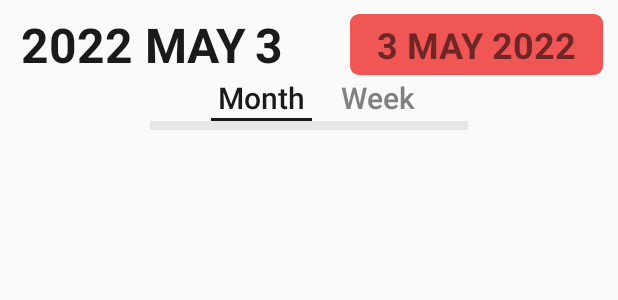
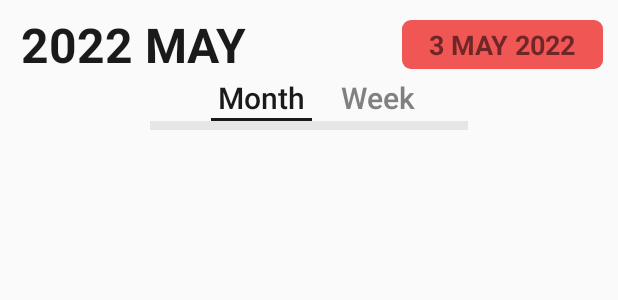
Before and after one commit to TsukiSky/Timestamp, an Android app: the layout fragment_calendar.xml on its own in the app's theme, with its tools: preview values and no code run, on a phone screen of 412 x 824 dp. Shown: the top 300 px of the screen. Run offline under Robolectric (Android 15) with nearby library versions, the phone set to English and light mode, and no system bars; plain views replace CalendarLayout, CalendarView.

Commit message:
updated calendar UI

```diff
--- a/app/src/main/res/layout/layout_main_calendar.xml
+++ b/app/src/main/res/layout/layout_main_calendar.xml
@@ -26,20 +26,20 @@
                 android:paddingEnd="0dp"
                 android:layout_marginStart="10dp"
                 android:layout_marginTop="6dp" />
-            <TextView
-                android:id="@+id/id_tv_date_calendar"
-                android:layout_width="wrap_content"
-                android:layout_height="wrap_content"
-                app:layout_constraintTop_toTopOf="parent"
-                app:layout_constraintStart_toEndOf="@+id/id_tv_month_calendar"
-                app:layout_constraintDimensionRatio="H,1:1.1"
-                android:text="3"
-                android:textSize="32sp"
-                android:textColor="@color/black"
-                android:textStyle="bold"
-                android:gravity="center"
-                android:layout_marginStart="6dp"
-                android:layout_marginTop="6dp" />
+<!--            <TextView-->
+<!--                android:id="@+id/id_tv_date_calendar"-->
+<!--                android:layout_width="wrap_content"-->
+<!--                android:layout_height="wrap_content"-->
+<!--                app:layout_constraintTop_toTopOf="parent"-->
+<!--                app:layout_constraintStart_toEndOf="@+id/id_tv_month_calendar"-->
+<!--                app:layout_constraintDimensionRatio="H,1:1.1"-->
+<!--                android:text="3"-->
+<!--                android:textSize="32sp"-->
+<!--                android:textColor="@color/black"-->
+<!--                android:textStyle="bold"-->
+<!--                android:gravity="center"-->
+<!--                android:layout_marginStart="6dp"-->
+<!--                android:layout_marginTop="6dp" />-->
         </androidx.constraintlayout.widget.ConstraintLayout>
 
         <LinearLayout
@@ -49,7 +49,7 @@
             app:layout_constraintLeft_toRightOf="@+id/id_tv_date_calendar"
             app:layout_constraintTop_toTopOf="parent">
             <TextView
-                android:textSize="24sp"
+                android:textSize="18sp"
                 android:id="@+id/id_tv_today_date"
                 android:layout_width="wrap_content"
                 android:layout_height="wrap_content"
```
Also changed, not shown: app/src/main/java/com/siqi/timestamp/calendar/CalendarFragment.java (+8 -8 lines).
